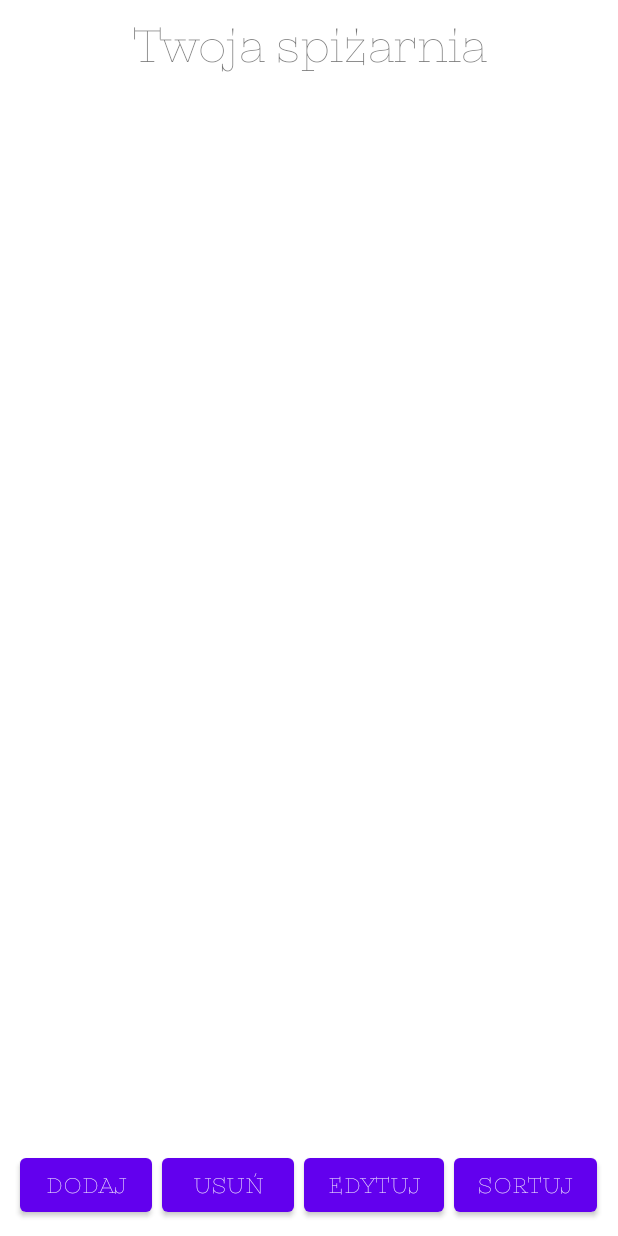
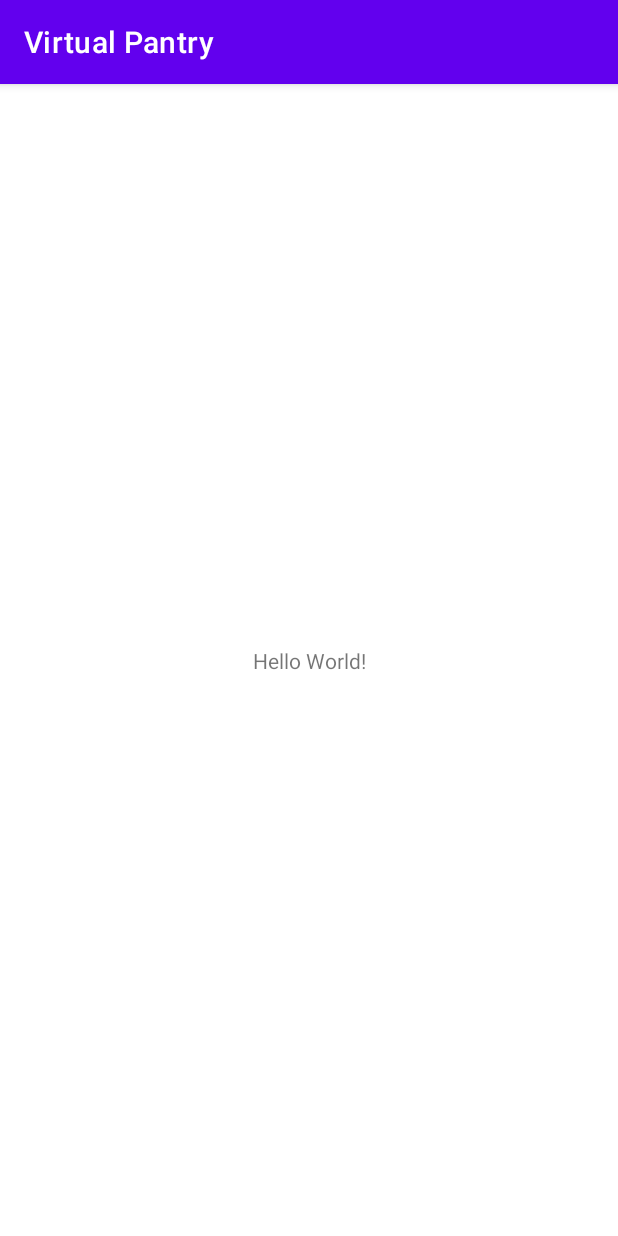
Before and after one commit to TiEmKej/virtual-pantry, an Android app: the screen it shows after launch (MainActivity), on a phone screen of 412 x 824 dp. Run offline under Robolectric (Android 15) with nearby library versions, the phone set to English and light mode, and no system bars.

Commit message:
Revert "Base layout"
This reverts commit 1fc5cb1f669e33c5ac26f1b52c12ee72a4d92306.

```diff
--- a/VirtualPantry/app/src/main/res/layout/activity_main.xml
+++ b/VirtualPantry/app/src/main/res/layout/activity_main.xml
@@ -7,66 +7,12 @@
     tools:context=".MainActivity">
 
     <TextView
-        android:id="@+id/tvAppName"
-        android:layout_width="match_parent"
+        android:layout_width="wrap_content"
         android:layout_height="wrap_content"
-        android:gravity="center_horizontal"
-        android:padding="10dp"
-        android:text="Twoja spiżarnia"
-        android:fontFamily="@font/kyivtypeserif"
-        android:textSize="30sp"
+        android:text="Hello World!"
+        app:layout_constraintBottom_toBottomOf="parent"
         app:layout_constraintEnd_toEndOf="parent"
         app:layout_constraintStart_toStartOf="parent"
         app:layout_constraintTop_toTopOf="parent" />
 
-    <androidx.recyclerview.widget.RecyclerView
-        android:id="@+id/recyclerView"
-        android:layout_width="match_parent"
-        android:layout_height="0dp"
-        app:layout_constraintBottom_toTopOf="@+id/linearLayout"
-        app:layout_constraintTop_toBottomOf="@+id/tvAppName" />
-
-    <LinearLayout
-        android:id="@+id/linearLayout"
-        android:layout_width="match_parent"
-        android:layout_height="wrap_content"
-        android:gravity="center"
-        android:orientation="horizontal"
-        android:padding="10dp"
-        app:layout_constraintBottom_toBottomOf="parent">
-
-        <Button
-            android:id="@+id/btnAddItem"
-            android:layout_width="wrap_content"
-            android:layout_height="wrap_content"
-            android:layout_marginHorizontal="3dp"
-            android:text="Dodaj"
-            android:fontFamily="@font/kyivtypeserif" />
-
-        <Button
-            android:id="@+id/btnDelItem"
-            android:layout_width="wrap_content"
-            android:layout_height="wrap_content"
-            android:layout_marginHorizontal="3dp"
-            android:text="Usuń"
-            android:fontFamily="@font/kyivtypeserif" />
-
-        <Button
-            android:id="@+id/btnEditItem"
-            android:layout_width="wrap_content"
-            android:layout_height="wrap_content"
-            android:layout_marginHorizontal="3dp"
-            android:text="Edytuj"
-            android:fontFamily="@font/kyivtypeserif" />
-
-        <Button
-            android:id="@+id/btnSortItem"
-            android:layout_width="wrap_content"
-            android:layout_height="wrap_content"
-            android:layout_marginHorizontal="3dp"
-            android:text="Sortuj"
-            android:fontFamily="@font/kyivtypeserif" />
-
-    </LinearLayout>
-
 </androidx.constraintlayout.widget.ConstraintLayout>
--- a/VirtualPantry/app/src/main/res/values-night/themes.xml
+++ b/VirtualPantry/app/src/main/res/values-night/themes.xml
@@ -1,6 +1,6 @@
 <resources xmlns:tools="http://schemas.android.com/tools">
     <!-- Base application theme. -->
-    <style name="Theme.VirtualPantry" parent="Theme.MaterialComponents.DayNight.NoActionBar">
+    <style name="Theme.VirtualPantry" parent="Theme.MaterialComponents.DayNight.DarkActionBar">
         <!-- Primary brand color. -->
         <item name="colorPrimary">@color/purple_200</item>
         <item name="colorPrimaryVariant">@color/purple_700</item>
--- a/VirtualPantry/app/src/main/res/values/themes.xml
+++ b/VirtualPantry/app/src/main/res/values/themes.xml
@@ -1,6 +1,6 @@
 <resources xmlns:tools="http://schemas.android.com/tools">
     <!-- Base application theme. -->
-    <style name="Theme.VirtualPantry" parent="Theme.MaterialComponents.DayNight.NoActionBar">
+    <style name="Theme.VirtualPantry" parent="Theme.MaterialComponents.DayNight.DarkActionBar">
         <!-- Primary brand color. -->
         <item name="colorPrimary">@color/purple_500</item>
         <item name="colorPrimaryVariant">@color/purple_700</item>
```
Also changed, not shown: VirtualPantry/app/src/main/res/font/kyivtypeserif.ttf (deleted).
